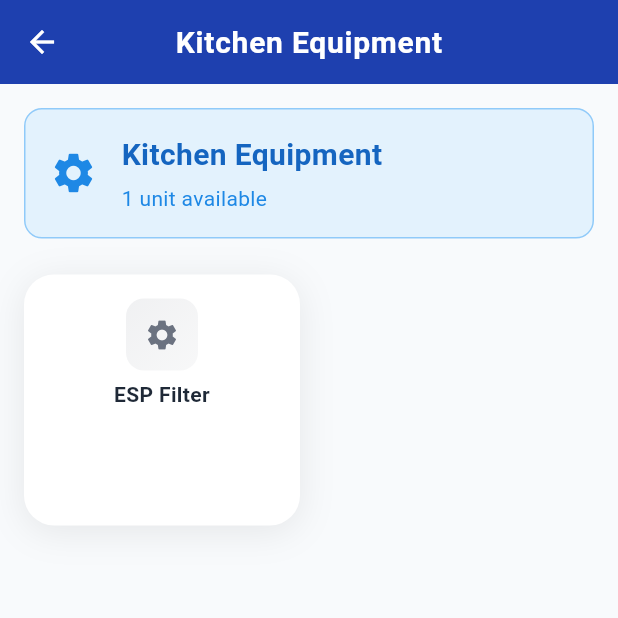
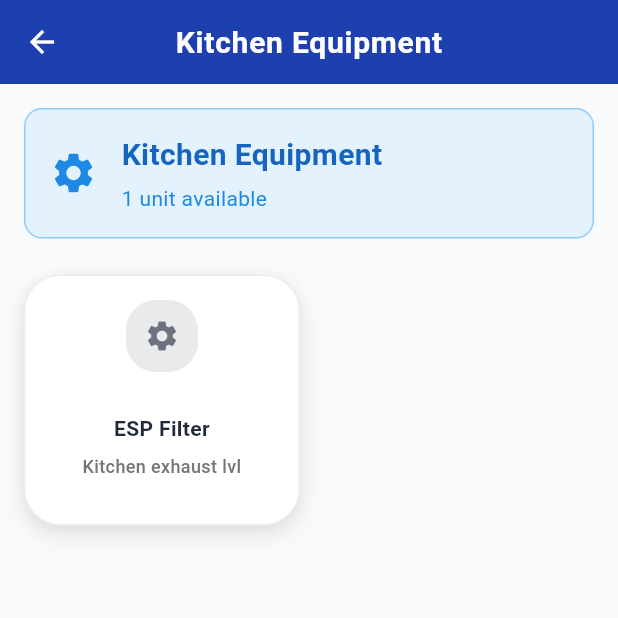
Before and after one commit to RensithUdara/bms_point_schedule_app, a Flutter app: the DashboardScreen screen opened directly, after a tap on "ESP Filter", on a phone screen of 412 x 824 dp, the top half of it. Run offline on Flutter 3.47's test engine with Material 3 defaults, Android fonts, the light colour scheme and no system bars; our stand-ins replace shared_preferences; accounts and stored records are empty.

Commit message:
Enhance EquipmentCard UI with improved styling, centering, and additional location display

```diff
--- a/lib/widgets/equipment_card.dart
+++ b/lib/widgets/equipment_card.dart
@@ -1,4 +1,5 @@
 import 'package:flutter/material.dart';
+
 import '../models/equipment.dart';
 
 class EquipmentCard extends StatelessWidget {
@@ -16,39 +17,45 @@ class EquipmentCard extends StatelessWidget {
     return Container(
       decoration: BoxDecoration(
         color: Colors.white,
-        borderRadius: BorderRadius.circular(20),
+        borderRadius: BorderRadius.circular(24), // Keep curved corners
+        border: Border.all(
+          color: Colors.grey.shade200,
+          width: 1,
+        ),
         boxShadow: [
           BoxShadow(
             color: Colors.black.withOpacity(0.08),
-            blurRadius: 20,
-            offset: const Offset(0, 4),
+            blurRadius: 12,
+            offset: const Offset(0, 6),
+            spreadRadius: 1,
+          ),
+          BoxShadow(
+            color: Colors.black.withOpacity(0.04),
+            blurRadius: 6,
+            offset: const Offset(0, 2),
           ),
         ],
       ),
       child: Material(
         color: Colors.transparent,
         child: InkWell(
-          borderRadius: BorderRadius.circular(20),
+          borderRadius: BorderRadius.circular(24),
           onTap: onTap,
           child: Padding(
             padding: const EdgeInsets.all(16),
             child: Column(
               mainAxisAlignment: MainAxisAlignment.center,
+              crossAxisAlignment: CrossAxisAlignment.center,
               children: [
-                // Equipment icon
-                Container(
+                // Equipment icon (without shadow) - perfectly centered
+                Center(
+                  child: Container(
                     width: 48,
                     height: 48,
                     decoration: BoxDecoration(
-                    gradient: LinearGradient(
-                      colors: [
-                        _getEquipmentColor(equipment.type).withOpacity(0.1),
-                        _getEquipmentColor(equipment.type).withOpacity(0.05),
-                      ],
-                      begin: Alignment.topLeft,
-                      end: Alignment.bottomRight,
-                    ),
-                    borderRadius: BorderRadius.circular(12),
+                      color:
+                          _getEquipmentColor(equipment.type).withOpacity(0.15),
+                      borderRadius: BorderRadius.circular(20),
                     ),
                     child: Icon(
                       _getEquipmentIcon(equipment.type),
@@ -56,22 +63,41 @@ class EquipmentCard extends StatelessWidget {
                       color: _getEquipmentColor(equipment.type),
                     ),
                   ),
+                ),
 
-                const SizedBox(height: 8),
+                const SizedBox(height: 16),
 
-                // Equipment name
+                // Equipment name and location - centered
                 Expanded(
-                  child: Text(
+                  child: Column(
+                    mainAxisAlignment: MainAxisAlignment.center,
+                    crossAxisAlignment: CrossAxisAlignment.center,
+                    children: [
+                      Text(
                         equipment.name,
                         style: const TextStyle(
                           fontSize: 14,
-                      fontWeight: FontWeight.w600,
+                          fontWeight: FontWeight.w700,
                           color: Color(0xFF1F2937),
                           height: 1.2,
                         ),
                         textAlign: TextAlign.center,
                         maxLines: 2,
                         overflow: TextOverflow.ellipsis,
+                      ),
+                      const SizedBox(height: 8),
+                      Text(
+                        equipment.location,
+                        style: TextStyle(
+                          fontSize: 12,
+                          color: Colors.grey.shade600,
+                          fontWeight: FontWeight.w500,
+                        ),
+                        textAlign: TextAlign.center,
+                        maxLines: 2,
+                        overflow: TextOverflow.ellipsis,
+                      ),
+                    ],
                   ),
                 ),
               ],
```
Lines whose indentation alone changed are shown as unchanged.
